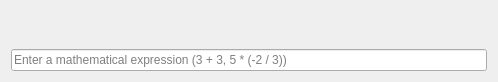
Old version of the form LineCalculator/LineCalculator/linecalculator.ui in the repository Futsy/LineCalculator.
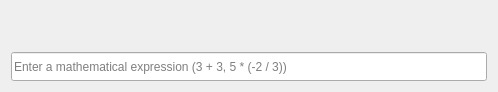
New version of the form. Icons and pictures are not drawn.

Commit message: LineCalculator: Window dragging, focus, font

Patch:
```diff
--- a/LineCalculator/LineCalculator/linecalculator.ui
+++ b/LineCalculator/LineCalculator/linecalculator.ui
@@ -7,7 +7,7 @@
     <x>0</x>
     <y>0</y>
     <width>498</width>
-    <height>82</height>
+    <height>92</height>
    </rect>
   </property>
   <property name="minimumSize">
@@ -70,8 +70,35 @@
        </item>
       </layout>
      </item>
+     <item>
+      <spacer name="verticalSpacer">
+       <property name="orientation">
+        <enum>Qt::Vertical</enum>
+       </property>
+       <property name="sizeType">
+        <enum>QSizePolicy::Fixed</enum>
+       </property>
+       <property name="sizeHint" stdset="0">
+        <size>
+         <width>20</width>
+         <height>15</height>
+        </size>
+       </property>
+      </spacer>
+     </item>
      <item>
       <widget class="QLineEdit" name="lineEdit">
+       <property name="sizePolicy">
+        <sizepolicy hsizetype="Expanding" vsizetype="Expanding">
+         <horstretch>0</horstretch>
+         <verstretch>0</verstretch>
+        </sizepolicy>
+       </property>
+       <property name="font">
+        <font>
+         <pointsize>9</pointsize>
+        </font>
+       </property>
        <property name="text">
         <string/>
        </property>
```
The commit also changes 5 other files.
